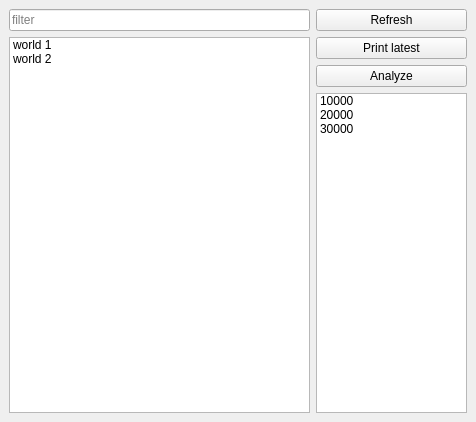
Qt form animals/ui/loader_window.ui (zshimanchik/animals) before a commit.
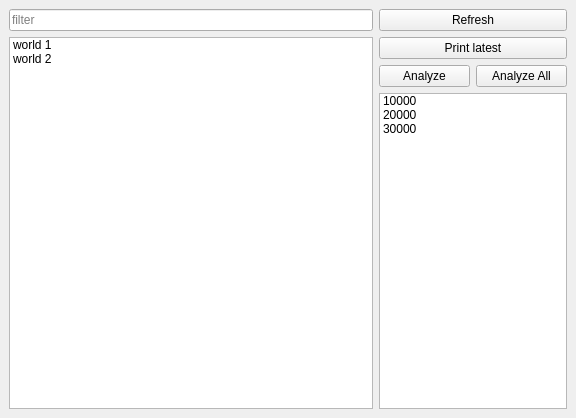
The same form after that commit.

Commit message: Print graphs for filtered worlds in loader_window

Diff of the .ui file:
```diff
--- a/animals/ui/loader_window.ui
+++ b/animals/ui/loader_window.ui
@@ -6,8 +6,8 @@
    <rect>
     <x>0</x>
     <y>0</y>
-    <width>476</width>
-    <height>422</height>
+    <width>576</width>
+    <height>418</height>
    </rect>
   </property>
   <property name="windowTitle">
@@ -37,13 +37,6 @@
         </item>
        </widget>
       </item>
-      <item row="2" column="2" colspan="2">
-       <widget class="QPushButton" name="analyze_button">
-        <property name="text">
-         <string>Analyze</string>
-        </property>
-       </widget>
-      </item>
       <item row="0" column="0" colspan="2">
        <widget class="QLineEdit" name="lineEdit">
         <property name="placeholderText">
@@ -90,6 +83,20 @@
         </property>
        </widget>
       </item>
+      <item row="2" column="2">
+       <widget class="QPushButton" name="analyze_button">
+        <property name="text">
+         <string>Analyze</string>
+        </property>
+       </widget>
+      </item>
+      <item row="2" column="3">
+       <widget class="QPushButton" name="analyze_all_button">
+        <property name="text">
+         <string>Analyze All</string>
+        </property>
+       </widget>
+      </item>
      </layout>
     </item>
    </layout>
```
The commit also changes 2 other files.
